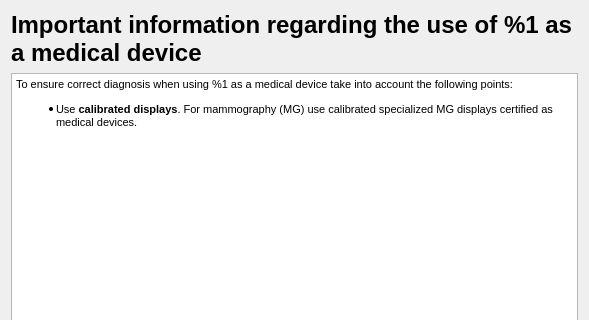
The window that starviewer/src/interface/qmedicaldeviceinformationdialogbase.ui (starviewer-medical/starviewer) describes before a commit, drawn with Qt 5; both pictures show x 0 to 589 and y 0 to 320 of the 589 by 461 pixel window.
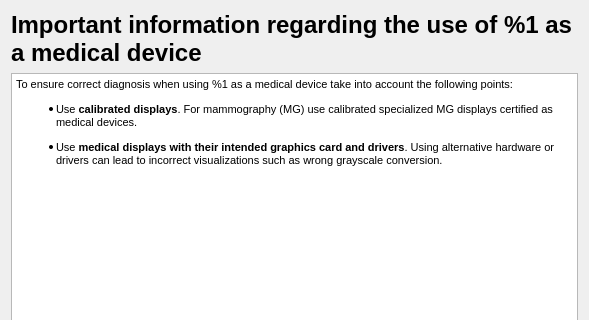
The same window after the commit.

Commit message: ENH: Add warnings regarding medical devices to manuals and program. #3032

Patch:
```diff
--- a/starviewer/src/interface/qmedicaldeviceinformationdialogbase.ui
+++ b/starviewer/src/interface/qmedicaldeviceinformationdialogbase.ui
@@ -30,9 +30,10 @@
       <string>&lt;!DOCTYPE HTML PUBLIC &quot;-//W3C//DTD HTML 4.0//EN&quot; &quot;http://www.w3.org/TR/REC-html40/strict.dtd&quot;&gt;
 &lt;html&gt;&lt;head&gt;&lt;meta name=&quot;qrichtext&quot; content=&quot;1&quot; /&gt;&lt;style type=&quot;text/css&quot;&gt;
 p, li { white-space: pre-wrap; }
-&lt;/style&gt;&lt;/head&gt;&lt;body style=&quot; font-family:'Cantarell'; font-size:10pt; font-weight:400; font-style:normal;&quot;&gt;
+&lt;/style&gt;&lt;/head&gt;&lt;body style=&quot; font-family:'Cantarell'; font-size:11pt; font-weight:400; font-style:normal;&quot;&gt;
 &lt;p style=&quot; margin-top:12px; margin-bottom:12px; margin-left:0px; margin-right:0px; -qt-block-indent:0; text-indent:0px;&quot;&gt;&lt;span style=&quot; font-family:'MS Shell Dlg 2'; font-size:8pt;&quot;&gt;To ensure correct diagnosis when using %1 as a medical device take into account the following points:&lt;/span&gt;&lt;/p&gt;
-&lt;ul style=&quot;margin-top: 0px; margin-bottom: 0px; margin-left: 0px; margin-right: 0px; -qt-list-indent: 1;&quot;&gt;&lt;li style=&quot; font-family:'MS Shell Dlg 2'; font-size:8pt;&quot; style=&quot; margin-top:12px; margin-bottom:12px; margin-left:0px; margin-right:0px; -qt-block-indent:0; text-indent:0px;&quot;&gt;Use &lt;span style=&quot; font-weight:600;&quot;&gt;calibrated displays&lt;/span&gt;. For mammography (MG) use calibrated specialized MG displays certified as medical devices.&lt;/li&gt;&lt;/ul&gt;&lt;/body&gt;&lt;/html&gt;</string>
+&lt;ul style=&quot;margin-top: 0px; margin-bottom: 0px; margin-left: 0px; margin-right: 0px; -qt-list-indent: 1;&quot;&gt;&lt;li style=&quot; font-family:'MS Shell Dlg 2'; font-size:8pt;&quot; style=&quot; margin-top:12px; margin-bottom:12px; margin-left:0px; margin-right:0px; -qt-block-indent:0; text-indent:0px;&quot;&gt;Use &lt;span style=&quot; font-weight:600;&quot;&gt;calibrated displays&lt;/span&gt;. For mammography (MG) use calibrated specialized MG displays certified as medical devices.&lt;/li&gt;
+&lt;li style=&quot; font-family:'MS Shell Dlg 2'; font-size:8pt;&quot; style=&quot; margin-top:12px; margin-bottom:12px; margin-left:0px; margin-right:0px; -qt-block-indent:0; text-indent:0px;&quot;&gt;Use &lt;span style=&quot; font-weight:600;&quot;&gt;medical displays with their intended graphics card and drivers&lt;/span&gt;. Using alternative hardware or drivers can lead to incorrect visualizations such as wrong grayscale conversion.&lt;/li&gt;&lt;/ul&gt;&lt;/body&gt;&lt;/html&gt;</string>
      </property>
     </widget>
    </item>
```
The commit also changes 3 other files.
